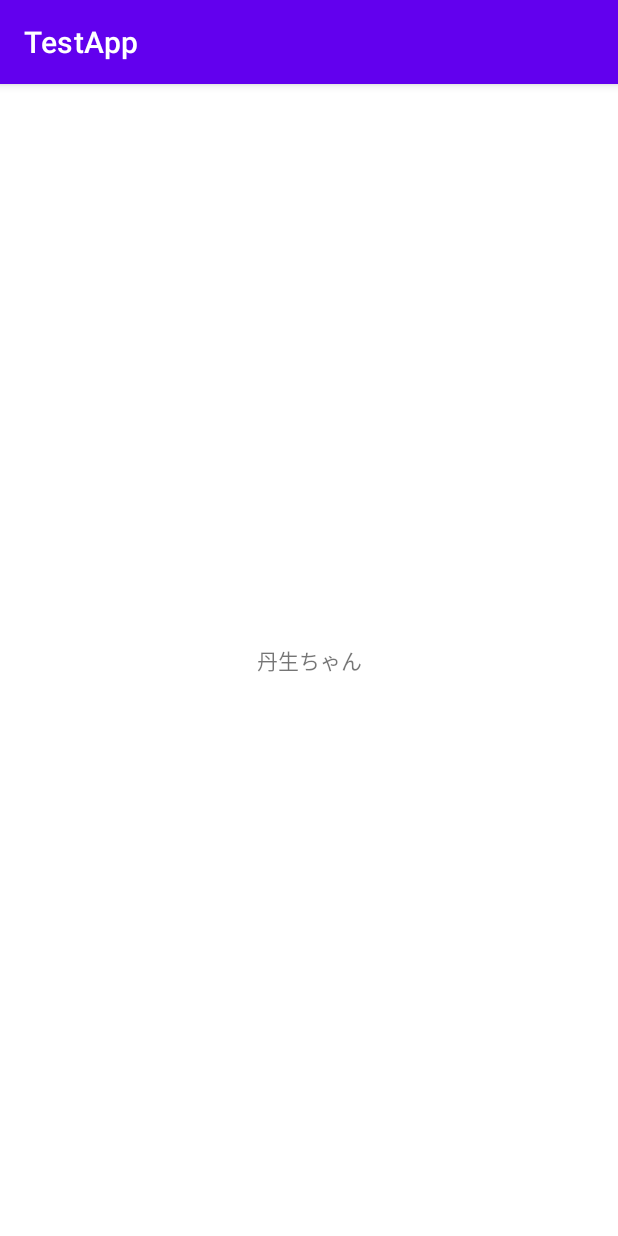
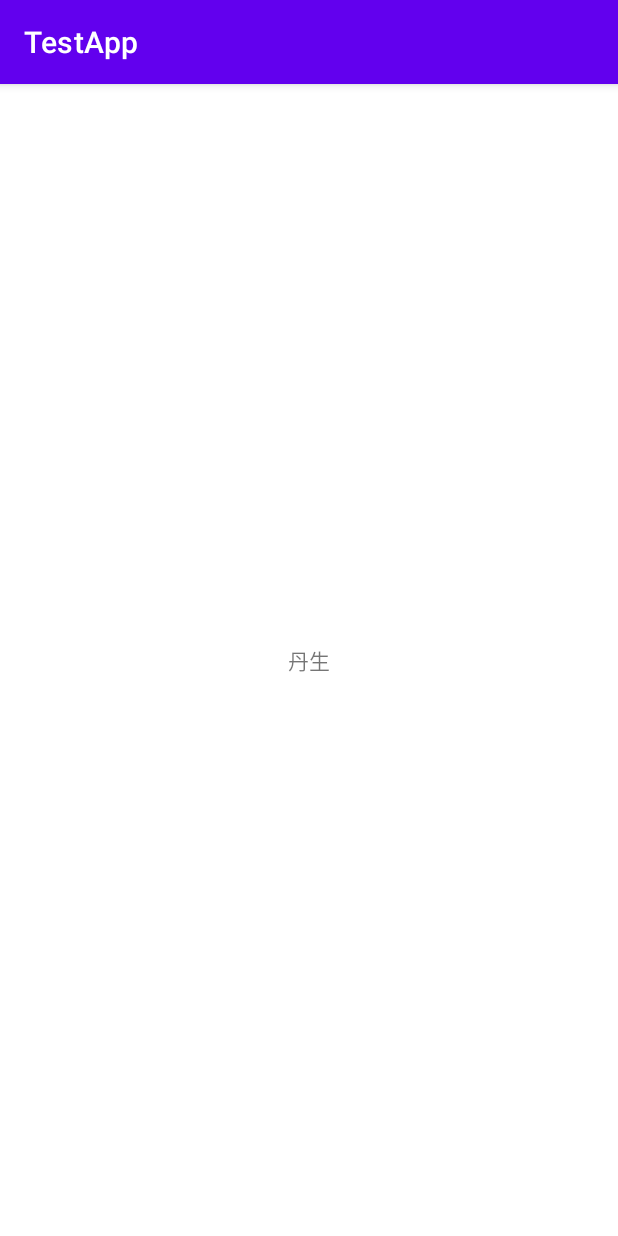
Before and after one commit to KazukiHakariya/TestApp, an Android app: the screen it shows after launch (MainActivity), on a phone screen of 412 x 824 dp. Run offline under Robolectric (Android 15) with nearby library versions, the phone set to English and light mode, and no system bars.

Commit message:
丹生ちゃん→丹生

```diff
--- a/app/src/main/res/layout/activity_main.xml
+++ b/app/src/main/res/layout/activity_main.xml
@@ -9,7 +9,7 @@
     <TextView
         android:layout_width="wrap_content"
         android:layout_height="wrap_content"
-        android:text="丹生ちゃん"
+        android:text="丹生"
         app:layout_constraintBottom_toBottomOf="parent"
         app:layout_constraintLeft_toLeftOf="parent"
         app:layout_constraintRight_toRightOf="parent"
```
